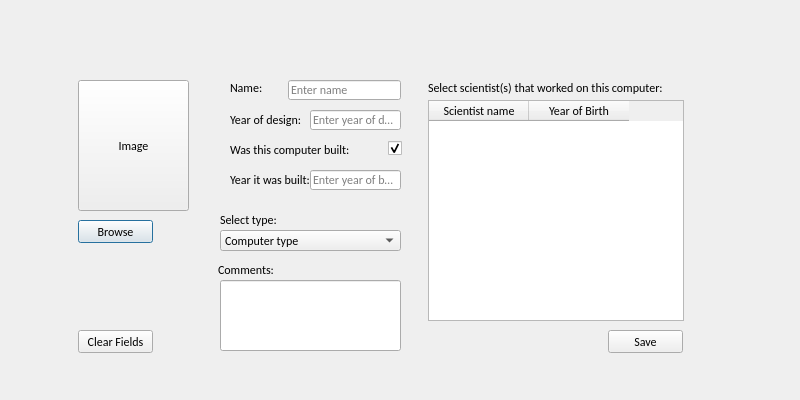
This is Hopur21Verkefni/MyComputerScienceList/ui/addcomputer.ui in Hopur21/Hopur21 as Qt 5 draws it before an edit. The edited form follows.
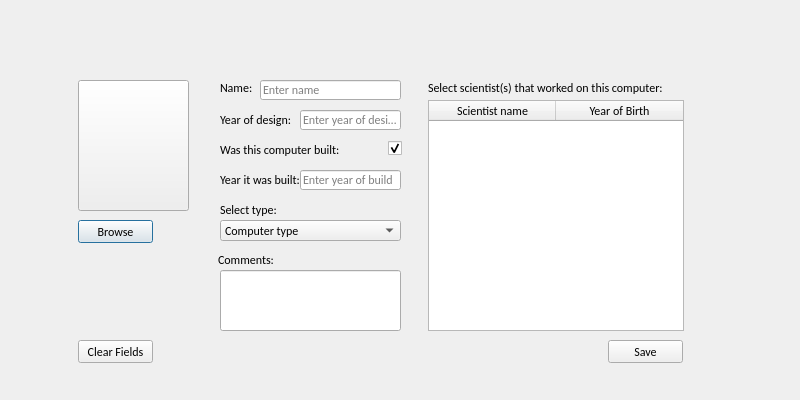
This is the edited form. Icons and pictures are not drawn.

What changed in the file:
```diff
--- a/Hopur21Verkefni/MyComputerScienceList/ui/addcomputer.ui
+++ b/Hopur21Verkefni/MyComputerScienceList/ui/addcomputer.ui
@@ -28,9 +28,9 @@
   <widget class="QLineEdit" name="lineEdit_designYear">
    <property name="geometry">
     <rect>
-     <x>310</x>
+     <x>300</x>
      <y>110</y>
-     <width>91</width>
+     <width>101</width>
      <height>20</height>
     </rect>
    </property>
@@ -49,9 +49,9 @@
   <widget class="QLineEdit" name="lineEdit_nameComputer">
    <property name="geometry">
     <rect>
-     <x>288</x>
+     <x>260</x>
      <y>80</y>
-     <width>113</width>
+     <width>141</width>
      <height>20</height>
     </rect>
    </property>
@@ -67,7 +67,7 @@
   <widget class="QLabel" name="label_wasComputerBuilt">
    <property name="geometry">
     <rect>
-     <x>230</x>
+     <x>220</x>
      <y>140</y>
      <width>121</width>
      <height>20</height>
@@ -104,9 +104,9 @@
    <property name="geometry">
     <rect>
      <x>220</x>
-     <y>280</y>
+     <y>270</y>
      <width>181</width>
-     <height>71</height>
+     <height>61</height>
     </rect>
    </property>
    <property name="font">
@@ -133,14 +133,24 @@
     </font>
    </property>
    <property name="text">
-    <string>Image</string>
+    <string/>
+   </property>
+   <property name="icon">
+    <iconset resource="../resources.qrc">
+     <normaloff>:/icons/icons/image_computer2.png</normaloff>:/icons/icons/image_computer2.png</iconset>
+   </property>
+   <property name="iconSize">
+    <size>
+     <width>100</width>
+     <height>150</height>
+    </size>
    </property>
   </widget>
   <widget class="QLabel" name="label_commentsComputer">
    <property name="geometry">
     <rect>
      <x>218</x>
-     <y>260</y>
+     <y>250</y>
      <width>121</width>
      <height>20</height>
     </rect>
@@ -175,7 +185,7 @@
   <widget class="QLabel" name="label_designYear">
    <property name="geometry">
     <rect>
-     <x>230</x>
+     <x>220</x>
      <y>110</y>
      <width>71</width>
      <height>20</height>
@@ -194,7 +204,7 @@
    <property name="geometry">
     <rect>
      <x>78</x>
-     <y>330</y>
+     <y>340</y>
      <width>75</width>
      <height>23</height>
     </rect>
@@ -227,7 +237,7 @@
   <widget class="QLabel" name="label_buildYear">
    <property name="geometry">
     <rect>
-     <x>230</x>
+     <x>220</x>
      <y>170</y>
      <width>81</width>
      <height>20</height>
@@ -245,7 +255,7 @@
   <widget class="QLabel" name="label_nameComputer">
    <property name="geometry">
     <rect>
-     <x>230</x>
+     <x>220</x>
      <y>80</y>
      <width>41</width>
      <height>16</height>
@@ -264,7 +274,7 @@
    <property name="geometry">
     <rect>
      <x>608</x>
-     <y>330</y>
+     <y>340</y>
      <width>75</width>
      <height>23</height>
     </rect>
@@ -284,7 +294,7 @@
      <x>428</x>
      <y>100</y>
      <width>256</width>
-     <height>221</height>
+     <height>231</height>
     </rect>
    </property>
    <property name="font">
@@ -292,6 +302,9 @@
      <family>Calibri</family>
     </font>
    </property>
+   <attribute name="horizontalHeaderDefaultSectionSize">
+    <number>127</number>
+   </attribute>
    <column>
     <property name="text">
      <string>Scientist name</string>
@@ -309,9 +322,9 @@
    </property>
    <property name="geometry">
     <rect>
-     <x>310</x>
+     <x>300</x>
      <y>170</y>
-     <width>91</width>
+     <width>101</width>
      <height>20</height>
     </rect>
    </property>
@@ -328,7 +341,7 @@
    <property name="geometry">
     <rect>
      <x>220</x>
-     <y>230</y>
+     <y>220</y>
      <width>181</width>
      <height>21</height>
     </rect>
@@ -348,7 +361,7 @@
    <property name="geometry">
     <rect>
      <x>220</x>
-     <y>210</y>
+     <y>200</y>
      <width>81</width>
      <height>20</height>
     </rect>
```
